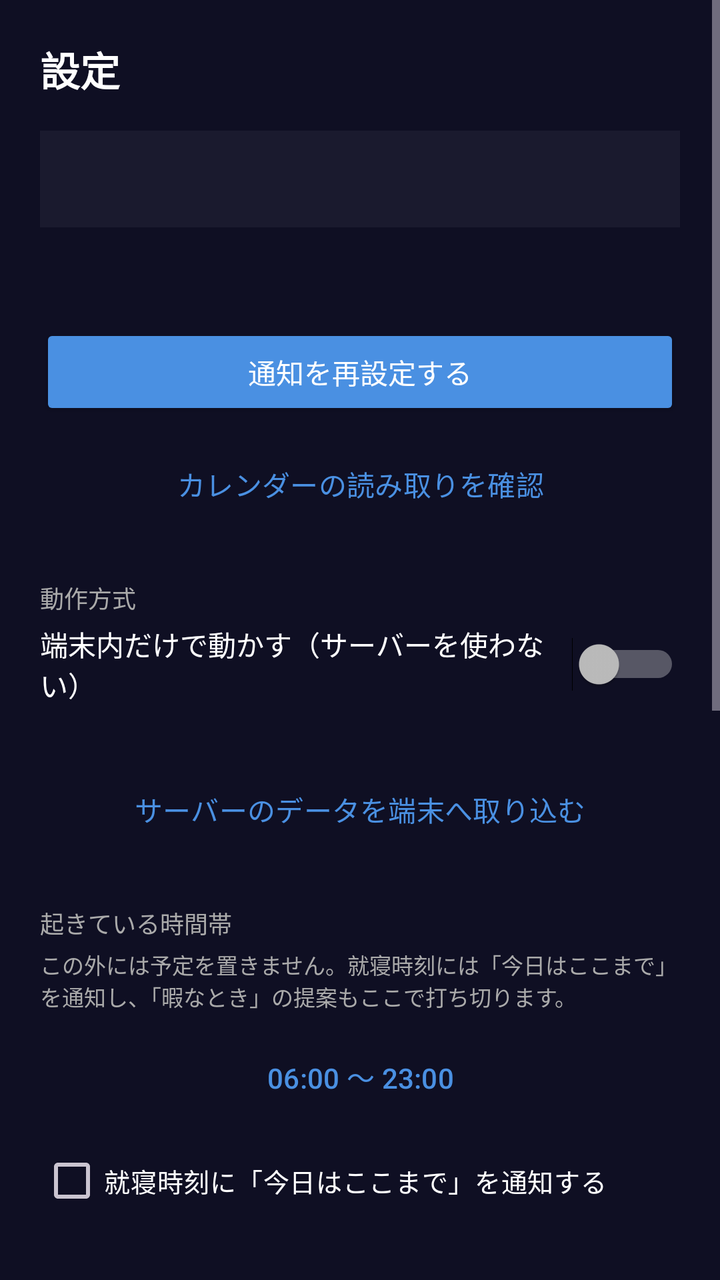
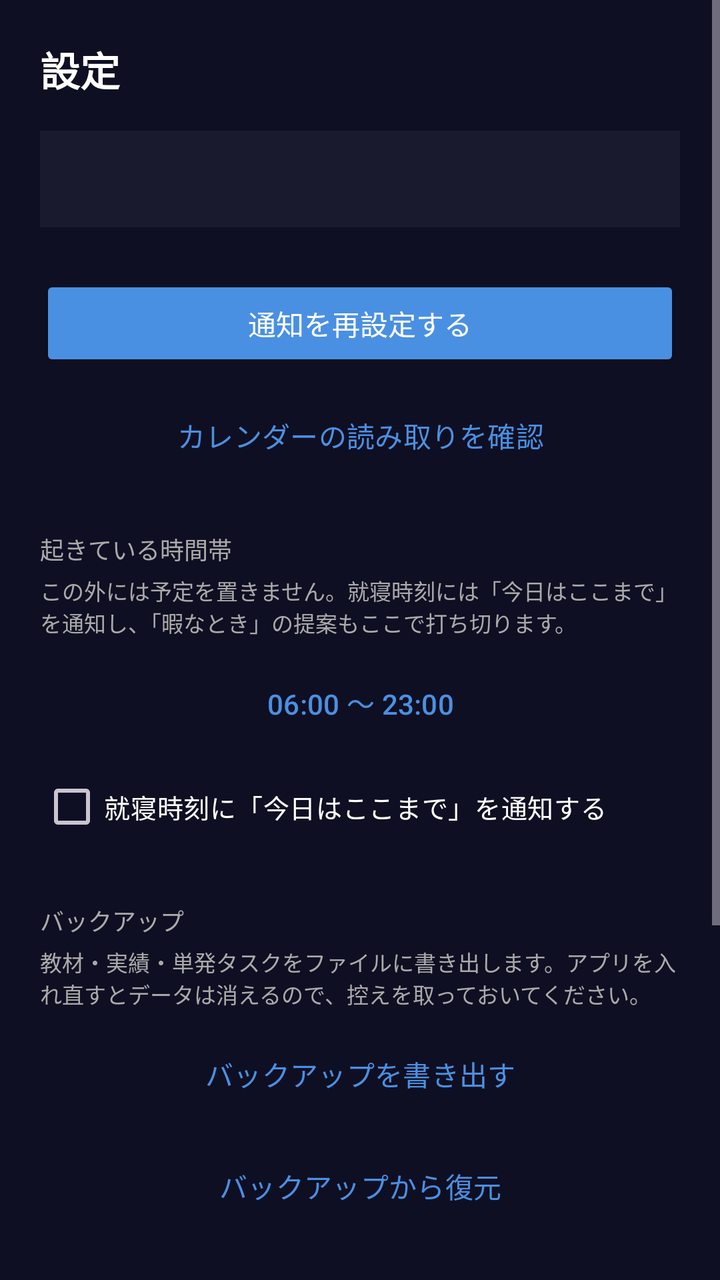

The first picture is an Android layout as it rendered before a commit; the second is the same layout after the commit. The layout source and the unified diff follow.
<!-- AndroidManifest.xml: application theme Theme.Dynasched -->
<!-- res/layout/fragment_settings.xml -->
<?xml version="1.0" encoding="utf-8"?>
<ScrollView xmlns:android="http://schemas.android.com/apk/res/android"
    android:layout_width="match_parent"
    android:layout_height="match_parent"
    android:background="@color/bg">

    <LinearLayout
        android:layout_width="match_parent"
        android:layout_height="wrap_content"
        android:orientation="vertical"
        android:padding="20dp">

        <TextView
            android:layout_width="wrap_content"
            android:layout_height="wrap_content"
            android:text="設定"
            android:textColor="@color/on_bg"
            android:textSize="20sp"
            android:textStyle="bold" />

        <TextView
            android:id="@+id/userText"
            android:layout_width="match_parent"
            android:layout_height="wrap_content"
            android:layout_marginTop="16dp"
            android:padding="14dp"
            android:background="@color/surface"
            android:text=""
            android:textColor="@color/on_bg"
            android:textSize="15sp" />

        <TextView
            android:id="@+id/urlText"
            android:layout_width="match_parent"
            android:layout_height="wrap_content"
            android:layout_marginTop="8dp"
            android:text=""
            android:textColor="@color/on_bg_dim"
            android:textSize="12sp" />

        <Button
            android:id="@+id/resyncButton"
            android:layout_width="match_parent"
            android:layout_height="wrap_content"
            android:layout_marginTop="24dp"
            android:backgroundTint="@color/primary"
            android:text="通知を再設定する"
            android:textColor="@color/white" />

        
        <Button
            android:id="@+id/calendarCheckButton"
            style="?attr/materialButtonOutlinedStyle"
            android:layout_width="match_parent"
            android:layout_height="wrap_content"
            android:layout_marginTop="8dp"
            android:text="カレンダーの読み取りを確認"
            android:textColor="@color/primary" />

        
        <TextView
            android:layout_width="wrap_content"
            android:layout_height="wrap_content"
            android:layout_marginTop="24dp"
            android:text="動作方式"
            android:textColor="@color/on_bg_dim"
            android:textSize="12sp" />

        <Switch
            android:id="@+id/localModeSwitch"
            android:layout_width="match_parent"
            android:layout_height="wrap_content"
            android:layout_marginTop="4dp"
            android:text="端末内だけで動かす（サーバーを使わない）"
            android:textColor="@color/on_bg"
            android:textSize="14sp" />

        <TextView
            android:id="@+id/localModeHint"
            android:layout_width="match_parent"
            android:layout_height="wrap_content"
            android:layout_marginTop="4dp"
            android:text=""
            android:textColor="@color/on_bg_dim"
            android:textSize="12sp" />

        <Button
            android:id="@+id/importButton"
            style="?attr/materialButtonOutlinedStyle"
            android:layout_width="match_parent"
            android:layout_height="wrap_content"
            android:layout_marginTop="8dp"
            android:text="サーバーのデータを端末へ取り込む"
            android:textColor="@color/primary" />

        
        <TextView
            android:layout_width="wrap_content"
            android:layout_height="wrap_content"
            android:layout_marginTop="24dp"
            android:text="起きている時間帯"
            android:textColor="@color/on_bg_dim"
            android:textSize="12sp" />

        <TextView
            android:layout_width="match_parent"
            android:layout_height="wrap_content"
            android:layout_marginTop="4dp"
            android:text="この外には予定を置きません。就寝時刻には「今日はここまで」を通知し、「暇なとき」の提案もここで打ち切ります。"
            android:textColor="@color/on_bg_dim"
            android:textSize="11sp" />

        <Button
            android:id="@+id/wakeWindowButton"
            style="?attr/materialButtonOutlinedStyle"
            android:layout_width="match_parent"
            android:layout_height="wrap_content"
            android:layout_marginTop="8dp"
            android:text="06:00 〜 23:00"
            android:textColor="@color/primary" />

        <CheckBox
            android:id="@+id/bedtimeNoticeCheck"
            android:layout_width="match_parent"
            android:layout_height="wrap_content"
            android:layout_marginTop="4dp"
            android:buttonTint="@color/primary"
            android:text="就寝時刻に「今日はここまで」を通知する"
            android:textColor="@color/on_bg"
            android:textSize="13sp" />

        
        <TextView
            android:layout_width="wrap_content"
            android:layout_height="wrap_content"
            android:layout_marginTop="24dp"
            android:text="バックアップ"
            android:textColor="@color/on_bg_dim"
            android:textSize="12sp" />

        <TextView
            android:id="@+id/backupHint"
            android:layout_width="match_parent"
            android:layout_height="wrap_content"
            android:layout_marginTop="4dp"
            android:text="教材・実績・単発タスクをファイルに書き出します。アプリを入れ直すとデータは消えるので、控えを取っておいてください。"
            android:textColor="@color/on_bg_dim"
            android:textSize="11sp" />

        <Button
            android:id="@+id/backupExportButton"
            style="?attr/materialButtonOutlinedStyle"
            android:layout_width="match_parent"
            android:layout_height="wrap_content"
            android:layout_marginTop="8dp"
            android:text="バックアップを書き出す"
            android:textColor="@color/primary" />

        <Button
            android:id="@+id/backupRestoreButton"
            style="?attr/materialButtonOutlinedStyle"
            android:layout_width="match_parent"
            android:layout_height="wrap_content"
            android:layout_marginTop="8dp"
            android:text="バックアップから復元"
            android:textColor="@color/primary" />

        <TextView
            android:layout_width="wrap_content"
            android:layout_height="wrap_content"
            android:layout_marginTop="24dp"
            android:text="自動で埋める日数（何日先まで空き時間にタスクを入れるか）"
            android:textColor="@color/on_bg_dim"
            android:textSize="12sp" />

        <LinearLayout
            android:layout_width="match_parent"
            android:layout_height="wrap_content"
            android:orientation="horizontal"
            android:gravity="center_vertical"
            android:layout_marginTop="4dp">

            <EditText
                android:id="@+id/fillDaysInput"
                android:layout_width="70dp"
                android:layout_height="wrap_content"
                android:inputType="number"
                android:gravity="center"
                android:textColor="@color/on_bg"
                android:text="7" />

            <TextView
                android:layout_width="wrap_content"
                android:layout_height="wrap_content"
                android:layout_marginStart="8dp"
                android:text="日先まで（1〜30）"
                android:textColor="@color/on_bg" />
        </LinearLayout>

        <Button
            android:id="@+id/runSchedulerButton"
            android:layout_width="match_parent"
            android:layout_height="wrap_content"
            android:layout_marginTop="12dp"
            android:backgroundTint="@color/surface_variant"
            android:text="スケジューラを実行（空き時間を埋める）"
            android:textColor="@color/white" />

        <Button
            android:id="@+id/checkUpdateButton"
            android:layout_width="match_parent"
            android:layout_height="wrap_content"
            android:layout_marginTop="12dp"
            android:backgroundTint="@color/surface_variant"
            android:text="アプリの更新を確認する"
            android:textColor="@color/white" />

        <TextView
            android:id="@+id/versionText"
            android:layout_width="match_parent"
            android:layout_height="wrap_content"
            android:layout_marginTop="8dp"
            android:text=""
            android:textColor="@color/on_bg_dim"
            android:textSize="12sp" />

        <Button
            android:id="@+id/logoutButton"
            style="?attr/materialButtonOutlinedStyle"
            android:layout_width="match_parent"
            android:layout_height="wrap_content"
            android:layout_marginTop="32dp"
            android:text="ログアウト"
            android:textColor="@color/on_bg" />

    </LinearLayout>

</ScrollView>
<!-- resources referenced by this layout -->
<resources>
  <color name="bg">#0F0F23</color>
  <color name="on_bg">#FFFFFF</color>
  <color name="on_bg_dim">#AAAAAA</color>
  <color name="primary">#4A90E2</color>
  <color name="surface">#1A1A2E</color>
  <color name="surface_variant">#2D2D4E</color>
  <color name="white">#FFFFFF</color>
  <style name="Theme.Dynasched" parent="Theme.Material3.Dark.NoActionBar">
          <item name="colorPrimary">@color/primary</item>
          <item name="colorPrimaryDark">@color/primary_dark</item>
          <item name="colorOnPrimary">@color/white</item>
          <item name="android:statusBarColor">@color/bg</item>
          <item name="android:navigationBarColor">@color/surface</item>
          <item name="android:windowBackground">@color/bg</item>
      </style>
  <color name="primary_dark">#2D6CB0</color>
</resources>

<!-- the commit's change to res/layout/fragment_settings.xml (unified diff, before → after) -->
@@ -29,15 +29,6 @@
             android:textColor="@color/on_bg"
             android:textSize="15sp" />
 
-        <TextView
-            android:id="@+id/urlText"
-            android:layout_width="match_parent"
-            android:layout_height="wrap_content"
-            android:layout_marginTop="8dp"
-            android:text=""
-            android:textColor="@color/on_bg_dim"
-            android:textSize="12sp" />
-
         <Button
             android:id="@+id/resyncButton"
             android:layout_width="match_parent"
@@ -55,42 +46,6 @@
             android:layout_height="wrap_content"
             android:layout_marginTop="8dp"
             android:text="カレンダーの読み取りを確認"
-            android:textColor="@color/primary" />
-
-        
-        <TextView
-            android:layout_width="wrap_content"
-            android:layout_height="wrap_content"
-            android:layout_marginTop="24dp"
-            android:text="動作方式"
-            android:textColor="@color/on_bg_dim"
-            android:textSize="12sp" />
-
-        <Switch
-            android:id="@+id/localModeSwitch"
-            android:layout_width="match_parent"
-            android:layout_height="wrap_content"
-            android:layout_marginTop="4dp"
-            android:text="端末内だけで動かす（サーバーを使わない）"
-            android:textColor="@color/on_bg"
-            android:textSize="14sp" />
-
-        <TextView
-            android:id="@+id/localModeHint"
-            android:layout_width="match_parent"
-            android:layout_height="wrap_content"
-            android:layout_marginTop="4dp"
-            android:text=""
-            android:textColor="@color/on_bg_dim"
-            android:textSize="12sp" />
-
-        <Button
-            android:id="@+id/importButton"
-            style="?attr/materialButtonOutlinedStyle"
-            android:layout_width="match_parent"
-            android:layout_height="wrap_content"
-            android:layout_marginTop="8dp"
-            android:text="サーバーのデータを端末へ取り込む"
             android:textColor="@color/primary" />
 
         
@@ -224,15 +179,6 @@
             android:textColor="@color/on_bg_dim"
             android:textSize="12sp" />
 
-        <Button
-            android:id="@+id/logoutButton"
-            style="?attr/materialButtonOutlinedStyle"
-            android:layout_width="match_parent"
-            android:layout_height="wrap_content"
-            android:layout_marginTop="32dp"
-            android:text="ログアウト"
-            android:textColor="@color/on_bg" />
-
     </LinearLayout>
 
 </ScrollView>
